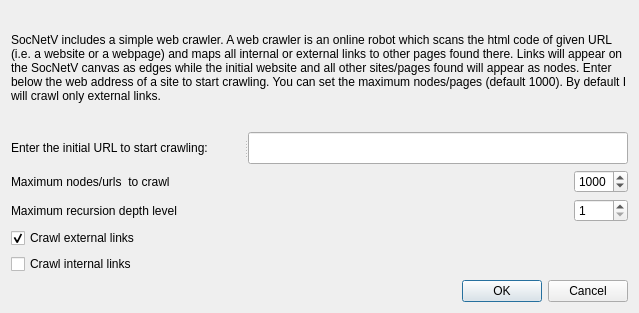
socnetv/app, file src/forms/webcrawlerdialog.ui: the form before one commit.
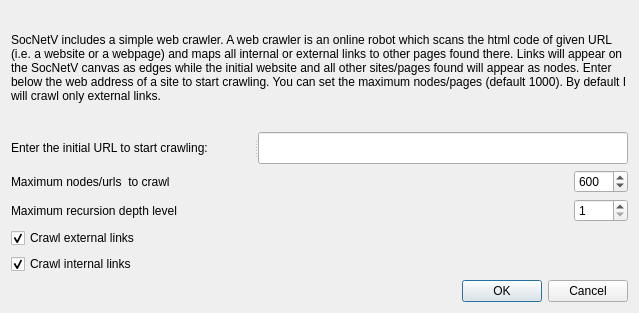
The form after the commit.

Commit message: in crawler dialog: Crawl internal links TRUE and in MainWindow::nodeInfoStatusBar added check if network is larger than 500 not to call activeGraph.clusteringCoefficient for clicked node

Diff of the .ui file:
```diff
--- a/src/forms/webcrawlerdialog.ui
+++ b/src/forms/webcrawlerdialog.ui
@@ -54,13 +54,13 @@
      <widget class="QLineEdit" name="seedUrlEdit">
       <property name="minimumSize">
        <size>
-        <width>380</width>
+        <width>370</width>
         <height>32</height>
        </size>
       </property>
       <property name="maximumSize">
        <size>
-        <width>16777215</width>
+        <width>400</width>
         <height>32</height>
        </size>
       </property>
@@ -169,7 +169,7 @@
         <number>9999</number>
        </property>
        <property name="value">
-        <number>1000</number>
+        <number>600</number>
        </property>
       </widget>
      </item>
@@ -218,7 +218,7 @@
       <string>Crawl internal links</string>
      </property>
      <property name="checked">
-      <bool>false</bool>
+      <bool>true</bool>
      </property>
     </widget>
    </item>
```
The commit also changes 3 other files.
